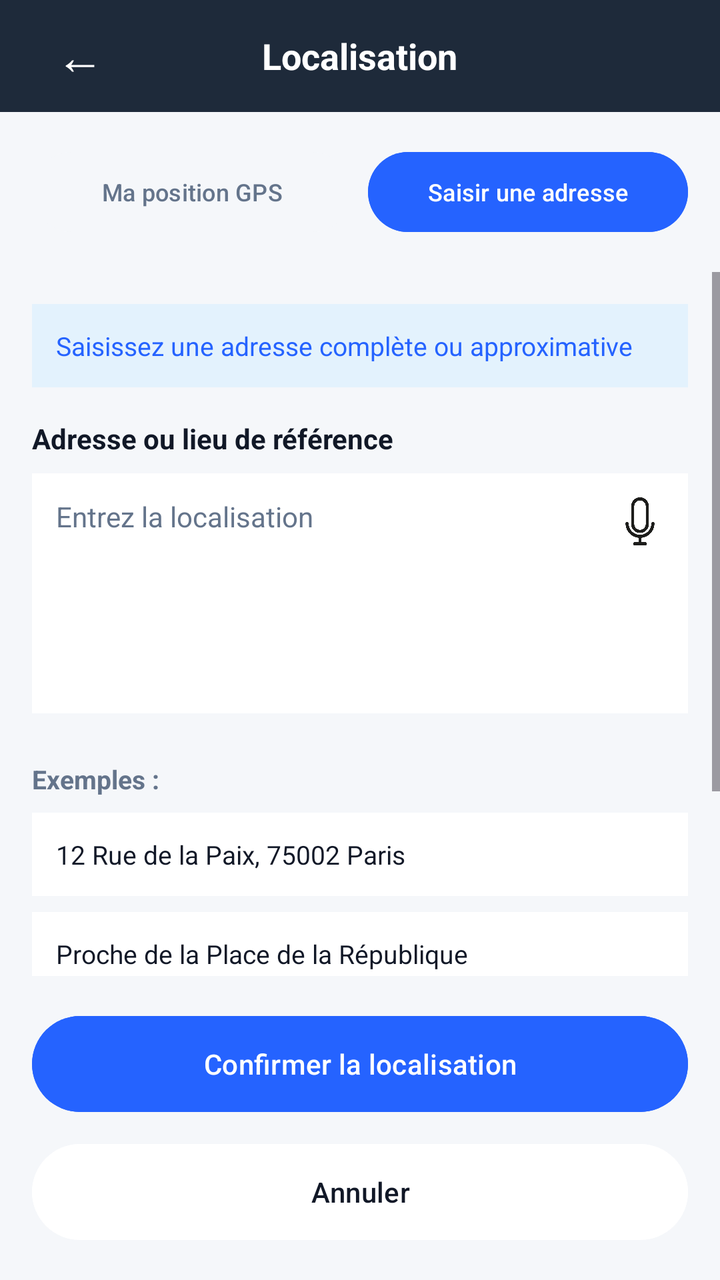
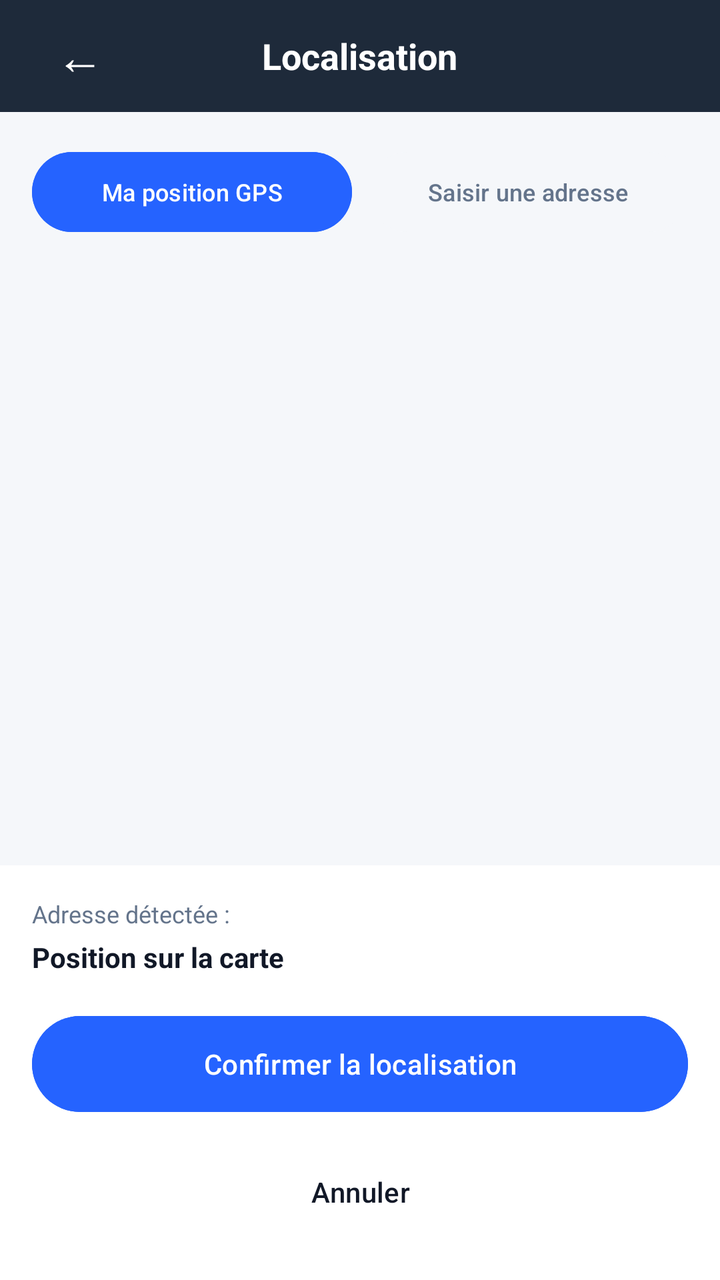

An Android layout rendered at two revisions. The XML below is the earlier revision; the diff shows what the commit changed to produce the second picture.
<!-- AndroidManifest.xml: application theme Theme.Obstrack -->
<!-- res/layout/fragment_report_location.xml -->
<?xml version="1.0" encoding="utf-8"?>
<LinearLayout xmlns:android="http://schemas.android.com/apk/res/android"
    android:layout_width="match_parent"
    android:layout_height="match_parent"
    android:background="#F5F7FA"
    android:orientation="vertical">

    <RelativeLayout
        android:layout_width="match_parent"
        android:layout_height="56dp"
        android:background="#1E2A3A"
        android:paddingHorizontal="16dp">

        <TextView
            android:id="@+id/btn_back"
            android:layout_width="48dp"
            android:layout_height="48dp"
            android:layout_centerVertical="true"
            android:gravity="center"
            android:text="←"
            android:textColor="#FFFFFF"
            android:textSize="24sp" />

        <TextView
            android:layout_width="wrap_content"
            android:layout_height="wrap_content"
            android:layout_centerInParent="true"
            android:text="Localisation"
            android:textColor="#FFFFFF"
            android:textSize="18sp"
            android:textStyle="bold" />
    </RelativeLayout>

    <LinearLayout
        android:layout_width="match_parent"
        android:layout_height="wrap_content"
        android:layout_margin="16dp"
        android:orientation="horizontal">

        <Button
            android:layout_width="0dp"
            android:layout_height="wrap_content"
            android:layout_marginEnd="4dp"
            android:layout_weight="1"
            android:backgroundTint="#F5F7FA"
            android:text="Ma position GPS"
            android:textAllCaps="false"
            android:textColor="#64748B"
            android:textSize="12sp" />

        <Button
            android:layout_width="0dp"
            android:layout_height="wrap_content"
            android:layout_marginStart="4dp"
            android:layout_weight="1"
            android:backgroundTint="#2563FF"
            android:text="Saisir une adresse"
            android:textAllCaps="false"
            android:textColor="#FFFFFF"
            android:textSize="12sp" />
    </LinearLayout>

    <ScrollView
        android:layout_width="match_parent"
        android:layout_height="0dp"
        android:layout_weight="1">

        <LinearLayout
            android:layout_width="match_parent"
            android:layout_height="wrap_content"
            android:orientation="vertical"
            android:padding="16dp">

            <TextView
                android:layout_width="match_parent"
                android:layout_height="wrap_content"
                android:background="#E3F2FD"
                android:padding="12dp"
                android:text="Saisissez une adresse complète ou approximative"
                android:textColor="#2563FF"
                android:textSize="13sp" />

            <TextView
                android:layout_width="wrap_content"
                android:layout_height="wrap_content"
                android:layout_marginTop="16dp"
                android:text="Adresse ou lieu de référence"
                android:textColor="#111827"
                android:textSize="14sp"
                android:textStyle="bold" />

            <FrameLayout
                android:layout_width="match_parent"
                android:layout_height="wrap_content"
                android:layout_marginTop="8dp">

                <EditText
                    android:id="@+id/input_address"
                    android:layout_width="match_parent"
                    android:layout_height="120dp"
                    android:background="#FFFFFF"
                    android:gravity="top"
                    android:hint="Entrez la localisation"
                    android:padding="12dp"
                    android:paddingEnd="48dp"
                    android:textColor="#111827"
                    android:textColorHint="#64748B"
                    android:textSize="14sp" />

                <ImageView
                    android:id="@+id/mic_icon_location"
                    android:layout_width="24dp"
                    android:layout_height="24dp"
                    android:layout_gravity="end|top"
                    android:layout_marginEnd="12dp"
                    android:layout_marginTop="12dp"
                    android:src="@mipmap/microphone" />
            </FrameLayout>

            <TextView
                android:layout_width="match_parent"
                android:layout_height="wrap_content"
                android:layout_marginTop="24dp"
                android:text="Exemples :"
                android:textColor="#64748B"
                android:textSize="13sp"
                android:textStyle="bold" />

            <TextView
                android:layout_width="match_parent"
                android:layout_height="wrap_content"
                android:layout_marginTop="8dp"
                android:background="#FFFFFF"
                android:padding="12dp"
                android:text="12 Rue de la Paix, 75002 Paris"
                android:textColor="#111827"
                android:textSize="13sp" />

            <TextView
                android:layout_width="match_parent"
                android:layout_height="wrap_content"
                android:layout_marginTop="8dp"
                android:background="#FFFFFF"
                android:padding="12dp"
                android:text="Proche de la Place de la République"
                android:textColor="#111827"
                android:textSize="13sp" />

            <TextView
                android:layout_width="match_parent"
                android:layout_height="wrap_content"
                android:layout_marginTop="8dp"
                android:background="#FFFFFF"
                android:padding="12dp"
                android:text="Intersection Rue de Rivoli / Rue du Louvre"
                android:textColor="#111827"
                android:textSize="13sp" />

            <TextView
                android:layout_width="match_parent"
                android:layout_height="wrap_content"
                android:layout_marginTop="8dp"
                android:background="#FFFFFF"
                android:padding="12dp"
                android:text="Devant le métro Gare du Nord"
                android:textColor="#111827"
                android:textSize="13sp" />

        </LinearLayout>
    </ScrollView>

    <LinearLayout
        android:layout_width="match_parent"
        android:layout_height="wrap_content"
        android:orientation="vertical"
        android:padding="16dp">

        <Button
            android:id="@+id/btn_confirm_location"
            android:layout_width="match_parent"
            android:layout_height="56dp"
            android:backgroundTint="#2563FF"
            android:text="Confirmer la localisation"
            android:textAllCaps="false"
            android:textColor="#FFFFFF" />

        <Button
            android:id="@+id/btn_cancel"
            android:layout_width="match_parent"
            android:layout_height="56dp"
            android:layout_marginTop="8dp"
            android:backgroundTint="#FFFFFF"
            android:text="Annuler"
            android:textAllCaps="false"
            android:textColor="#111827" />
    </LinearLayout>

</LinearLayout>
<!-- resources referenced by this layout -->
<resources>
  <!-- mipmap microphone: png bitmap (mipmap-xxhdpi, 16482 bytes) -->
  <style name="Theme.Obstrack" parent="Theme.Material3.Light.NoActionBar">
          <item name="colorPrimary">@color/purple_500</item>
          <item name="colorPrimaryVariant">@color/purple_700</item>
          <item name="colorOnPrimary">@color/white</item>
          <item name="colorSecondary">@color/teal_200</item>
          <item name="colorSecondaryVariant">@color/teal_700</item>
          <item name="colorOnSecondary">@color/black</item>
          <item name="android:statusBarColor">?attr/colorPrimaryVariant</item>
      </style>
  <color name="purple_500">#FF6200EE</color>
  <color name="purple_700">#FF3700B3</color>
  <color name="white">#FFFFFFFF</color>
  <color name="teal_200">#FF03DAC5</color>
  <color name="teal_700">#FF018786</color>
  <color name="black">#FF000000</color>
</resources>

<!-- the commit's change to res/layout/fragment_report_location.xml (unified diff, before → after) -->
@@ -38,32 +38,43 @@
         android:orientation="horizontal">
 
         <Button
+            android:id="@+id/btn_mode_gps"
             android:layout_width="0dp"
             android:layout_height="wrap_content"
             android:layout_marginEnd="4dp"
             android:layout_weight="1"
-            android:backgroundTint="#F5F7FA"
+            android:backgroundTint="#2563FF"
             android:text="Ma position GPS"
             android:textAllCaps="false"
-            android:textColor="#64748B"
+            android:textColor="#FFFFFF"
             android:textSize="12sp" />
 
         <Button
+            android:id="@+id/btn_mode_address"
             android:layout_width="0dp"
             android:layout_height="wrap_content"
             android:layout_marginStart="4dp"
             android:layout_weight="1"
-            android:backgroundTint="#2563FF"
+            android:backgroundTint="#F5F7FA"
             android:text="Saisir une adresse"
             android:textAllCaps="false"
-            android:textColor="#FFFFFF"
+            android:textColor="#64748B"
             android:textSize="12sp" />
     </LinearLayout>
 
-    <ScrollView
+    <FrameLayout
+        android:id="@+id/map_container_report"
         android:layout_width="match_parent"
         android:layout_height="0dp"
-        android:layout_weight="1">
+        android:layout_weight="1"
+        android:visibility="visible" />
+
+    <ScrollView
+        android:id="@+id/address_input_container"
+        android:layout_width="match_parent"
+        android:layout_height="0dp"
+        android:layout_weight="1"
+        android:visibility="gone">
 
         <LinearLayout
             android:layout_width="match_parent"
@@ -80,19 +91,10 @@
                 android:textColor="#2563FF"
                 android:textSize="13sp" />
 
-            <TextView
-                android:layout_width="wrap_content"
-                android:layout_height="wrap_content"
-                android:layout_marginTop="16dp"
-                android:text="Adresse ou lieu de référence"
-                android:textColor="#111827"
-                android:textSize="14sp"
-                android:textStyle="bold" />
-
             <FrameLayout
                 android:layout_width="match_parent"
                 android:layout_height="wrap_content"
-                android:layout_marginTop="8dp">
+                android:layout_marginTop="16dp">
 
                 <EditText
                     android:id="@+id/input_address"
@@ -104,7 +106,6 @@
                     android:padding="12dp"
                     android:paddingEnd="48dp"
                     android:textColor="#111827"
-                    android:textColorHint="#64748B"
                     android:textSize="14sp" />
 
                 <ImageView
@@ -116,69 +117,38 @@
                     android:layout_marginTop="12dp"
                     android:src="@mipmap/microphone" />
             </FrameLayout>
-
-            <TextView
-                android:layout_width="match_parent"
-                android:layout_height="wrap_content"
-                android:layout_marginTop="24dp"
-                android:text="Exemples :"
-                android:textColor="#64748B"
-                android:textSize="13sp"
-                android:textStyle="bold" />
-
-            <TextView
-                android:layout_width="match_parent"
-                android:layout_height="wrap_content"
-                android:layout_marginTop="8dp"
-                android:background="#FFFFFF"
-                android:padding="12dp"
-                android:text="12 Rue de la Paix, 75002 Paris"
-                android:textColor="#111827"
-                android:textSize="13sp" />
-
-            <TextView
-                android:layout_width="match_parent"
-                android:layout_height="wrap_content"
-                android:layout_marginTop="8dp"
-                android:background="#FFFFFF"
-                android:padding="12dp"
-                android:text="Proche de la Place de la République"
-                android:textColor="#111827"
-                android:textSize="13sp" />
-
-            <TextView
-                android:layout_width="match_parent"
-                android:layout_height="wrap_content"
-                android:layout_marginTop="8dp"
-                android:background="#FFFFFF"
-                android:padding="12dp"
-                android:text="Intersection Rue de Rivoli / Rue du Louvre"
-                android:textColor="#111827"
-                android:textSize="13sp" />
-
-            <TextView
-                android:layout_width="match_parent"
-                android:layout_height="wrap_content"
-                android:layout_marginTop="8dp"
-                android:background="#FFFFFF"
-                android:padding="12dp"
-                android:text="Devant le métro Gare du Nord"
-                android:textColor="#111827"
-                android:textSize="13sp" />
-
         </LinearLayout>
     </ScrollView>
 
     <LinearLayout
         android:layout_width="match_parent"
         android:layout_height="wrap_content"
+        android:background="#FFFFFF"
         android:orientation="vertical"
         android:padding="16dp">
+
+        <TextView
+            android:layout_width="wrap_content"
+            android:layout_height="wrap_content"
+            android:text="Adresse détectée :"
+            android:textColor="#64748B"
+            android:textSize="12sp" />
+
+        <TextView
+            android:id="@+id/txt_current_address"
+            android:layout_width="match_parent"
+            android:layout_height="wrap_content"
+            android:layout_marginTop="4dp"
+            android:text="Position sur la carte"
+            android:textColor="#111827"
+            android:textStyle="bold"
+            android:textSize="14sp" />
 
         <Button
             android:id="@+id/btn_confirm_location"
             android:layout_width="match_parent"
             android:layout_height="56dp"
+            android:layout_marginTop="16dp"
             android:backgroundTint="#2563FF"
             android:text="Confirmer la localisation"
             android:textAllCaps="false"
